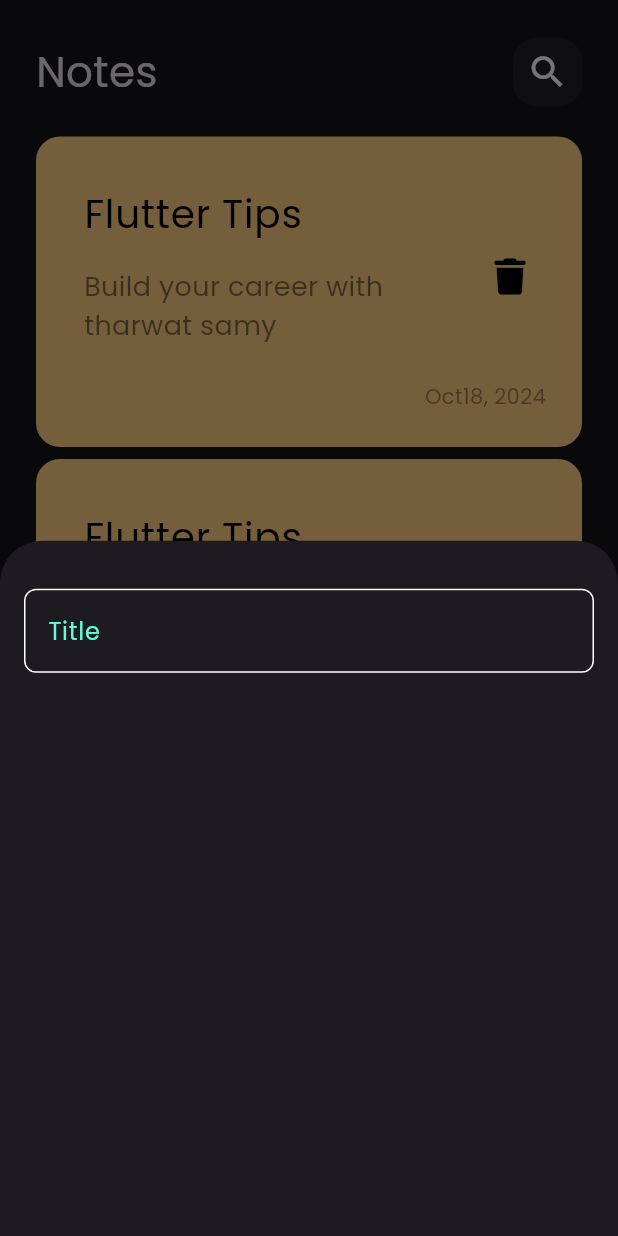
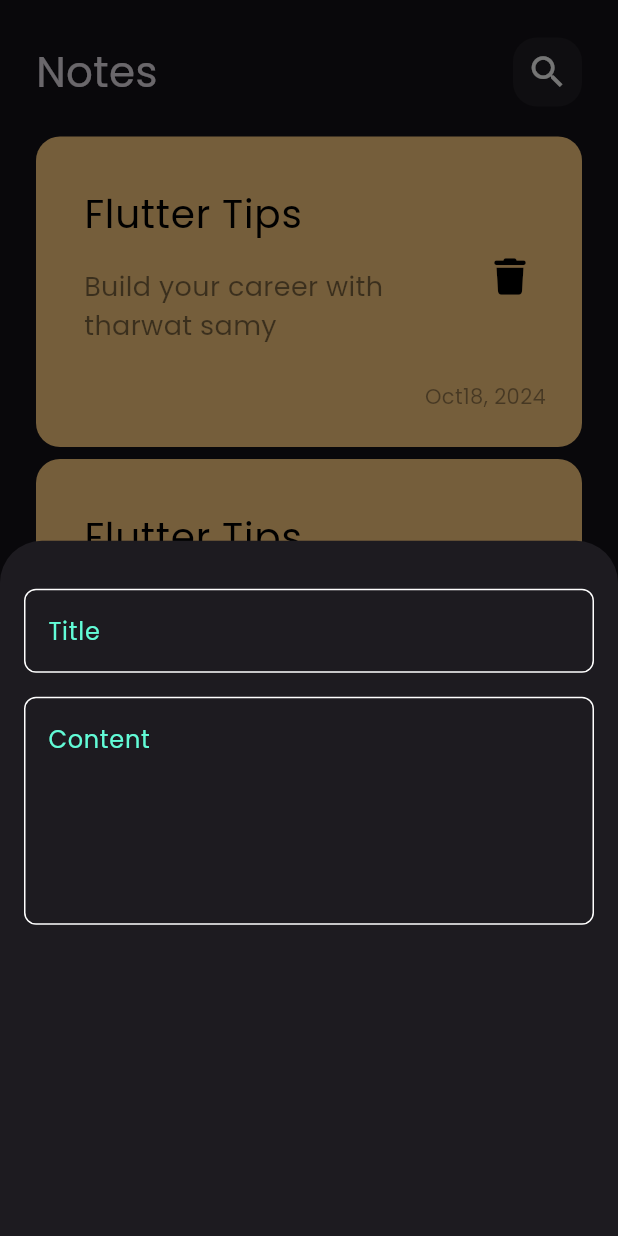
Before and after one commit to AmmarHabbab/NotesApp, a Flutter app: the screen it shows after launch, after a tap on the "add" icon, on a phone screen of 412 x 824 dp. Run offline on Flutter 3.47's test engine with Material 3 defaults, Android fonts, the phone set to English and light mode, and no system bars; our stand-ins replace font_awesome_flutter.

Commit message:
add fields to bottom sheet

```diff
--- a/lib/widgets/add_note_bottom_sheet.dart
+++ b/lib/widgets/add_note_bottom_sheet.dart
@@ -6,14 +6,23 @@ class AddNoteButtonSheet extends StatelessWidget {
 
   @override
   Widget build(BuildContext context) {
-    return Padding(
-      padding: const EdgeInsets.symmetric(horizontal: 16),
+    return const Padding(
+      padding: EdgeInsets.symmetric(horizontal: 16),
       child: Column(
         children: [
           SizedBox(
             height: 32,
           ),
-          CustomTextField()
+          CustomTextField(
+            hint: 'Title',
+          ),
+          SizedBox(
+            height: 16,
+          ),
+          CustomTextField(
+            hint: 'Content',
+            maxLines: 5,
+          ),
         ],
       ),
     );
--- a/lib/widgets/custom_text_field.dart
+++ b/lib/widgets/custom_text_field.dart
@@ -2,14 +2,17 @@ import 'package:flutter/material.dart';
 import 'package:notes_app/constants.dart';
 
 class CustomTextField extends StatelessWidget {
-  const CustomTextField({super.key});
+  const CustomTextField({super.key, required this.hint, this.maxLines = 1});
 
+  final String hint;
+  final int maxLines;
   @override
   Widget build(BuildContext context) {
     return TextField(
       cursorColor: kPrimaryColor,
+      maxLines: maxLines,
       decoration: InputDecoration(
-        hintText: 'Title',
+        hintText: hint,
         hintStyle: const TextStyle(
           color: kPrimaryColor,
         ),
```
